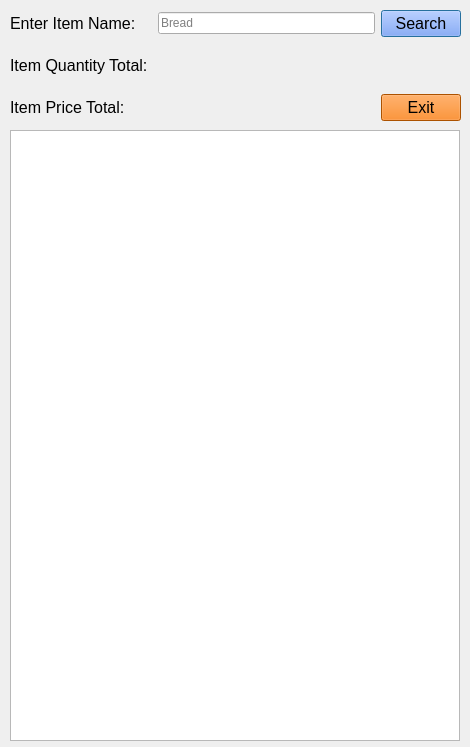
Old version of the form itemdisplay.ui in the repository max9001/Bulk-Club-Project.
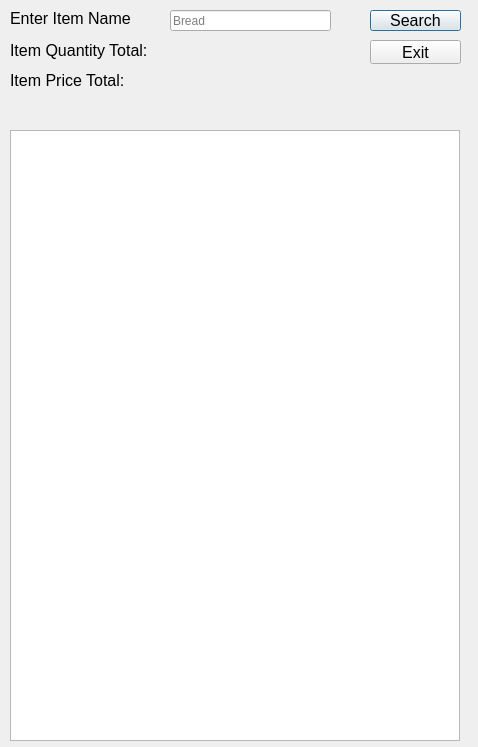
New version of the form.

Diff of the .ui file:
```diff
--- a/itemdisplay.ui
+++ b/itemdisplay.ui
@@ -6,7 +6,7 @@
    <rect>
     <x>0</x>
     <y>0</y>
-    <width>470</width>
+    <width>478</width>
     <height>747</height>
    </rect>
   </property>
@@ -23,27 +23,15 @@
     </rect>
    </property>
   </widget>
-  <widget class="QWidget" name="gridLayoutWidget">
-   <property name="enabled">
-    <bool>true</bool>
-   </property>
-   <property name="geometry">
-    <rect>
-     <x>10</x>
-     <y>0</y>
-     <width>451</width>
-     <height>131</height>
-    </rect>
-   </property>
-   <layout class="QGridLayout" name="gridLayout">
-    <property name="topMargin">
-     <number>10</number>
-    </property>
-    <property name="bottomMargin">
-     <number>10</number>
-    </property>
-    <item row="0" column="1">
      <widget class="QLineEdit" name="itemSearchBar">
+   <property name="geometry">
+    <rect>
+     <x>170</x>
+     <y>10</y>
+     <width>161</width>
+     <height>21</height>
+    </rect>
+   </property>
       <property name="text">
        <string/>
       </property>
@@ -51,77 +39,101 @@
        <string>Bread</string>
       </property>
      </widget>
-    </item>
-    <item row="1" column="0">
-     <widget class="QLabel" name="itemQuantityTotal">
-      <property name="font">
-       <font>
-        <pointsize>12</pointsize>
-       </font>
-      </property>
-      <property name="text">
-       <string>Item Quantity Total: </string>
-      </property>
-     </widget>
-    </item>
-    <item row="2" column="0">
-     <widget class="QLabel" name="itemPriceTotal">
-      <property name="enabled">
-       <bool>true</bool>
-      </property>
-      <property name="font">
-       <font>
-        <pointsize>12</pointsize>
-       </font>
-      </property>
-      <property name="text">
-       <string>Item Price Total: </string>
-      </property>
-     </widget>
-    </item>
-    <item row="0" column="0">
-     <widget class="QLabel" name="label">
-      <property name="font">
-       <font>
-        <pointsize>12</pointsize>
-       </font>
-      </property>
-      <property name="text">
-       <string>Enter Item Name:</string>
-      </property>
-     </widget>
-    </item>
-    <item row="0" column="2">
      <widget class="QPushButton" name="searchButton">
+   <property name="geometry">
+    <rect>
+     <x>370</x>
+     <y>10</y>
+     <width>91</width>
+     <height>21</height>
+    </rect>
+   </property>
       <property name="font">
        <font>
         <pointsize>12</pointsize>
        </font>
       </property>
       <property name="styleSheet">
-       <string notr="true">background-color: rgb(105, 146, 255)</string>
+    <string notr="true"/>
       </property>
       <property name="text">
        <string>Search</string>
       </property>
      </widget>
-    </item>
-    <item row="2" column="2">
+  <widget class="QLabel" name="label">
+   <property name="geometry">
+    <rect>
+     <x>10</x>
+     <y>10</y>
+     <width>121</width>
+     <height>16</height>
+    </rect>
+   </property>
+   <property name="font">
+    <font>
+     <pointsize>12</pointsize>
+    </font>
+   </property>
+   <property name="text">
+    <string>Enter Item Name:</string>
+   </property>
+  </widget>
+  <widget class="QLabel" name="itemPriceTotal">
+   <property name="geometry">
+    <rect>
+     <x>10</x>
+     <y>70</y>
+     <width>321</width>
+     <height>20</height>
+    </rect>
+   </property>
+   <property name="font">
+    <font>
+     <pointsize>12</pointsize>
+    </font>
+   </property>
+   <property name="text">
+    <string>Item Price Total: </string>
+   </property>
+  </widget>
+  <widget class="QLabel" name="itemQuantityTotal">
+   <property name="geometry">
+    <rect>
+     <x>10</x>
+     <y>40</y>
+     <width>321</width>
+     <height>20</height>
+    </rect>
+   </property>
+   <property name="font">
+    <font>
+     <pointsize>12</pointsize>
+    </font>
+   </property>
+   <property name="text">
+    <string>Item Quantity Total: </string>
+   </property>
+  </widget>
      <widget class="QPushButton" name="pushButton">
+   <property name="geometry">
+    <rect>
+     <x>370</x>
+     <y>40</y>
+     <width>91</width>
+     <height>24</height>
+    </rect>
+   </property>
       <property name="font">
        <font>
         <pointsize>12</pointsize>
        </font>
       </property>
       <property name="styleSheet">
-       <string notr="true">background-color: rgb(241, 115, 0)</string>
+    <string notr="true"/>
       </property>
       <property name="text">
        <string>Exit</string>
       </property>
-     </widget>
-    </item>
-   </layout>
   </widget>
  </widget>
  <resources/>
```
Lines whose indentation alone changed are shown as unchanged.
